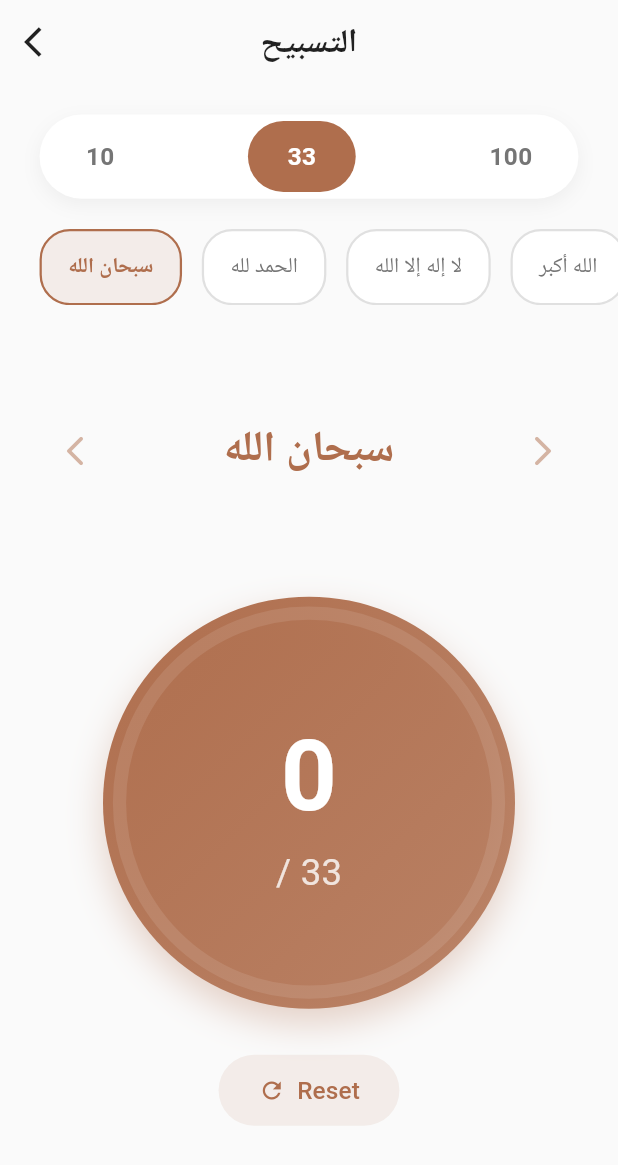
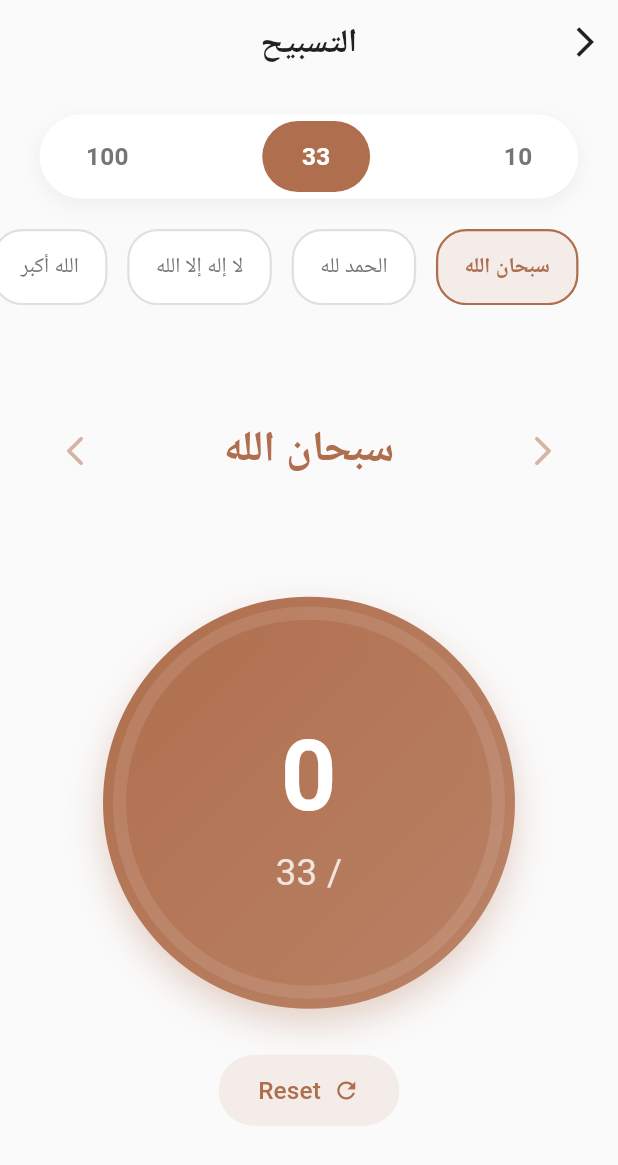
Before and after one commit to h0996g/h0996g.github.io, a Flutter app: the screen it shows after launch, after a tap on "التسبيح", on a phone screen of 412 x 824 dp. Shown: the top 1165 px of the screen. Run offline on Flutter 3.47's test engine with Material 3 defaults, Android fonts, the light colour scheme and no system bars; our stand-ins replace device_info_plus, dio, equatable, flutter_bloc, flutter_dotenv, flutter_screenutil and 4 more; accounts and stored records are empty; Roboto replaces fonts that are missing (Amiri).

Commit message:
feat: Add settings page and implement localization, including a slider direction fix for the bottom player.

```diff
--- a/lib/Feature/Feedback/presentation/views/feedback_card_widget.dart
+++ b/lib/Feature/Feedback/presentation/views/feedback_card_widget.dart
@@ -14,7 +14,6 @@ class FeedbackCard extends StatelessWidget {
       child: GestureDetector(
         onTap: onTap,
         child: Container(
-          height: 100.h,
           decoration: BoxDecoration(
             color: Colors.white,
             borderRadius: BorderRadius.circular(16.r),
@@ -53,7 +52,7 @@ class FeedbackCard extends StatelessWidget {
                     mainAxisAlignment: MainAxisAlignment.center,
                     children: [
                       Text(
-                        'Send Feedback',
+                        "ارسل ملاحظة",
                         style: TextStyle(
                           fontSize: 18.sp,
                           fontWeight: FontWeight.bold,
@@ -62,7 +61,7 @@ class FeedbackCard extends StatelessWidget {
                       ),
                       SizedBox(height: 4.h),
                       Text(
-                        'Report bugs or suggest features',
+                        'ابلغ عن مشكلة أو اقتراح',
                         style: TextStyle(
                           fontSize: 13.sp,
                           color: Colors.grey[600],
--- a/lib/Feature/Home/presentation/views/widgets/bottom_player_widget.dart
+++ b/lib/Feature/Home/presentation/views/widgets/bottom_player_widget.dart
@@ -108,7 +108,9 @@ class BottomPlayerWidget extends StatelessWidget {
                         SizedBox(height: 10.h),
 
                         // Progress Slider
-                        SizedBox(
+                        Directionality(
+                          textDirection: TextDirection.ltr,
+                          child: SizedBox(
                             height: 20.h,
                             child: state.duration.inSeconds > 0
                                 ? SliderTheme(
@@ -156,11 +158,14 @@ class BottomPlayerWidget extends StatelessWidget {
                                     ),
                                   ),
                           ),
+                        ),
 
                         SizedBox(height: 12.h),
 
                         // Controls
-                        Row(
+                        Directionality(
+                          textDirection: TextDirection.ltr,
+                          child: Row(
                             mainAxisAlignment: MainAxisAlignment.spaceBetween,
                             children: [
                               // Shuffle
@@ -225,8 +230,9 @@ class BottomPlayerWidget extends StatelessWidget {
 
                               // Next
                               IconButton(
-                              onPressed: () =>
-                                  context.read<BottomPlayerCubit>().playNext(),
+                                onPressed: () => context
+                                    .read<BottomPlayerCubit>()
+                                    .playNext(),
                                 icon: Icon(
                                   Icons.skip_next_rounded,
                                   color: Colors.black87,
@@ -246,6 +252,7 @@ class BottomPlayerWidget extends StatelessWidget {
                                 splashRadius: 20.r,
                               ),
                             ],
+                          ),
                         ),
                       ],
                     ),
--- a/lib/Feature/Home/presentation/views/widgets/feature_card_widget.dart
+++ b/lib/Feature/Home/presentation/views/widgets/feature_card_widget.dart
@@ -3,7 +3,7 @@ import 'package:flutter_screenutil/flutter_screenutil.dart';
 
 class FeatureCard extends StatelessWidget {
   final String title;
-  final String subtitle;
+
   final String imagePath;
   final Color color;
   final VoidCallback onTap;
@@ -11,7 +11,7 @@ class FeatureCard extends StatelessWidget {
   const FeatureCard({
     super.key,
     required this.title,
-    required this.subtitle,
+
     required this.imagePath,
     required this.color,
     required this.onTap,
@@ -22,7 +22,7 @@ class FeatureCard extends StatelessWidget {
     return GestureDetector(
       onTap: onTap,
       child: Container(
-        height: 180.h,
+        padding: EdgeInsets.symmetric(horizontal: 10.w, vertical: 10.h),
         decoration: BoxDecoration(
           gradient: LinearGradient(
             begin: Alignment.topLeft,
@@ -54,10 +54,10 @@ class FeatureCard extends StatelessWidget {
 
             // Content
             Padding(
-              padding: EdgeInsets.all(20.w),
+              padding: EdgeInsets.symmetric(horizontal: 10.w, vertical: 20.h),
               child: Column(
                 crossAxisAlignment: CrossAxisAlignment.start,
-                mainAxisAlignment: MainAxisAlignment.end,
+                mainAxisAlignment: MainAxisAlignment.start,
                 children: [
                   Image.asset(
                     imagePath,
@@ -65,7 +65,7 @@ class FeatureCard extends StatelessWidget {
                     height: 40.sp,
                     // color: Colors.white,
                   ),
-                  SizedBox(height: 12.h),
+                  SizedBox(height: 20.h),
                   Text(
                     title,
                     style: TextStyle(
@@ -73,15 +73,6 @@ class FeatureCard extends StatelessWidget {
                       fontWeight: FontWeight.bold,
                       color: Colors.white,
                       fontFamily: 'Amiri',
-                    ),
-                  ),
-                  SizedBox(height: 4.h),
-                  Text(
-                    subtitle,
-                    style: TextStyle(
-                      fontSize: 13.sp,
-                      color: Colors.white.withValues(alpha: 0.9),
-                      fontWeight: FontWeight.w300,
                     ),
                   ),
                 ],
--- a/lib/Feature/Home/presentation/views/widgets/home_app_bar_widget.dart
+++ b/lib/Feature/Home/presentation/views/widgets/home_app_bar_widget.dart
@@ -1,6 +1,7 @@
 import 'package:flutter/material.dart';
 import 'package:flutter_screenutil/flutter_screenutil.dart';
 import '../../../../../../Core/theme/app_colors.dart';
+import '../../../../Settings/presentation/views/settings_page.dart';
 
 class HomeAppBar extends StatelessWidget implements PreferredSizeWidget {
   const HomeAppBar({super.key});
@@ -29,7 +30,7 @@ class HomeAppBar extends StatelessWidget implements PreferredSizeWidget {
         crossAxisAlignment: CrossAxisAlignment.start,
         children: [
           Text(
-            'السلام عليكم',
+            'رفيق المسلم',
             style: TextStyle(
               fontSize: 22.sp,
               fontWeight: FontWeight.bold,
@@ -37,18 +38,17 @@ class HomeAppBar extends StatelessWidget implements PreferredSizeWidget {
               fontFamily: 'Amiri',
             ),
           ),
-          Text(
-            'Welcome to Noor',
-            style: TextStyle(
-              fontSize: 13.sp,
-              color: Colors.white,
-              fontWeight: FontWeight.w300,
-            ),
-          ),
         ],
       ),
       actions: [
-        Container(
+        GestureDetector(
+          onTap: () {
+            Navigator.push(
+              context,
+              MaterialPageRoute(builder: (context) => const SettingsPage()),
+            );
+          },
+          child: Container(
             margin: EdgeInsets.only(right: 12.w),
             padding: EdgeInsets.all(8.w),
             decoration: BoxDecoration(
@@ -56,9 +56,10 @@ class HomeAppBar extends StatelessWidget implements PreferredSizeWidget {
               borderRadius: BorderRadius.circular(12.r),
             ),
             child: Icon(
-            Icons.notifications_outlined,
+              Icons.settings_outlined,
               color: Colors.white,
               size: 24.sp,
+            ),
           ),
         ),
       ],
--- a/lib/Feature/Home/presentation/views/widgets/main_feature_cards_widget.dart
+++ b/lib/Feature/Home/presentation/views/widgets/main_feature_cards_widget.dart
@@ -24,7 +24,7 @@ class MainFeatureCards extends StatelessWidget {
           Expanded(
             child: FeatureCard(
               title: 'القرآن الكريم',
-              subtitle: 'Holy Quran',
+
               imagePath: AppImages.quran,
               color: AppColors.primary,
               onTap: () {
@@ -47,7 +47,7 @@ class MainFeatureCards extends StatelessWidget {
           Expanded(
             child: FeatureCard(
               title: 'الأذكار',
-              subtitle: 'Daily Adkar',
+
               imagePath: AppImages.openHands,
               color: AppColors.third,
               onTap: () {
--- a/lib/Feature/Home/presentation/views/widgets/names_of_allah_card_widget.dart
+++ b/lib/Feature/Home/presentation/views/widgets/names_of_allah_card_widget.dart
@@ -15,7 +15,6 @@ class NamesOfAllahCard extends StatelessWidget {
       child: GestureDetector(
         onTap: onTap,
         child: Container(
-          height: 140.h,
           decoration: BoxDecoration(
             gradient: LinearGradient(
               begin: Alignment.topLeft,
@@ -81,15 +80,6 @@ class NamesOfAllahCard extends StatelessWidget {
                               fontFamily: 'Amiri',
                             ),
                           ),
-                          SizedBox(height: 6.h),
-                          Text(
-                            '99 Beautiful Names of Allah',
-                            style: TextStyle(
-                              fontSize: 14.sp,
-                              color: Colors.white.withValues(alpha: 0.9),
-                              fontWeight: FontWeight.w300,
-                            ),
-                          ),
                         ],
                       ),
                     ),
--- a/lib/Feature/Home/presentation/views/widgets/tasbih_card_widget.dart
+++ b/lib/Feature/Home/presentation/views/widgets/tasbih_card_widget.dart
@@ -14,7 +14,6 @@ class TasbihCard extends StatelessWidget {
       child: GestureDetector(
         onTap: onTap,
         child: Container(
-          height: 140.h,
           decoration: BoxDecoration(
             gradient: LinearGradient(
               begin: Alignment.topLeft,
@@ -78,15 +77,6 @@ class TasbihCard extends StatelessWidget {
                               fontFamily: 'Amiri',
                             ),
                           ),
-                          SizedBox(height: 6.h),
-                          Text(
-                            'Digital Tasbih Counter',
-                            style: TextStyle(
-                              fontSize: 14.sp,
-                              color: Colors.white.withValues(alpha: 0.9),
-                              fontWeight: FontWeight.w300,
-                            ),
-                          ),
                         ],
                       ),
                     ),
--- /dev/null
+++ b/lib/Feature/Settings/presentation/manager/settings_cubit.dart
@@ -0,0 +1,11 @@
+import 'package:flutter_bloc/flutter_bloc.dart';
+
+part 'settings_state.dart';
+
+class SettingsCubit extends Cubit<SettingsState> {
+  SettingsCubit() : super(const SettingsState());
+
+  void updateTextScale(double scale) {
+    emit(state.copyWith(textScaleFactor: scale));
+  }
+}
--- /dev/null
+++ b/lib/Feature/Settings/presentation/manager/settings_state.dart
@@ -0,0 +1,13 @@
+part of 'settings_cubit.dart';
+
+class SettingsState {
+  final double textScaleFactor;
+
+  const SettingsState({this.textScaleFactor = 1.0});
+
+  SettingsState copyWith({double? textScaleFactor}) {
+    return SettingsState(
+      textScaleFactor: textScaleFactor ?? this.textScaleFactor,
+    );
+  }
+}
--- a/lib/main.dart
+++ b/lib/main.dart
@@ -6,6 +6,9 @@ import 'package:noor/Feature/Home/data/repo/home_repo.dart';
 import 'package:noor/Feature/Home/presentation/manager/bottom_player_cubit.dart';
 import 'package:noor/Feature/Home/presentation/views/start_page.dart';
 import 'package:supabase_flutter/supabase_flutter.dart';
+import 'package:noor/Feature/Settings/presentation/manager/settings_cubit.dart';
+
+import 'package:flutter_localizations/flutter_localizations.dart';
 
 Future<void> main() async {
   await AppUtils.initializeApp();
@@ -22,14 +25,41 @@ class MyApp extends StatelessWidget {
       minTextAdapt: true,
       splitScreenMode: true,
       builder: (context, child) {
-        return BlocProvider(
+        return MultiBlocProvider(
+          providers: [
+            BlocProvider(
               create: (context) =>
                   BottomPlayerCubit(HomeRepository(Supabase.instance.client)),
-          child: MaterialApp(
+            ),
+            BlocProvider(create: (context) => SettingsCubit()),
+          ],
+          child: BlocBuilder<SettingsCubit, SettingsState>(
+            builder: (context, state) {
+              return MaterialApp(
                 title: 'Noor',
                 debugShowCheckedModeBanner: false,
                 theme: ThemeData(useMaterial3: true),
+                locale: const Locale('ar', 'SA'),
+                supportedLocales: const [
+                  Locale('ar', 'SA'),
+                  Locale('en', 'US'),
+                ],
+                localizationsDelegates: const [
+                  GlobalMaterialLocalizations.delegate,
+                  GlobalWidgetsLocalizations.delegate,
+                  GlobalCupertinoLocalizations.delegate,
+                ],
+                builder: (context, child) {
+                  return MediaQuery(
+                    data: MediaQuery.of(context).copyWith(
+                      textScaler: TextScaler.linear(state.textScaleFactor),
+                    ),
+                    child: child!,
+                  );
+                },
                 home: const StartPage(),
+              );
+            },
           ),
         );
       },
--- a/pubspec.yaml
+++ b/pubspec.yaml
@@ -45,6 +45,8 @@ dependencies:
   image_picker: ^1.2.1
   device_info_plus: ^12.3.0
   package_info_plus: ^9.0.0
+  flutter_localizations:
+    sdk: flutter
 
 dev_dependencies:
   flutter_test:
```
Also changed, not shown: lib/Feature/Settings/presentation/views/settings_page.dart (added, +130 -0 lines), pubspec.lock. Lines whose indentation alone changed are shown as unchanged.
